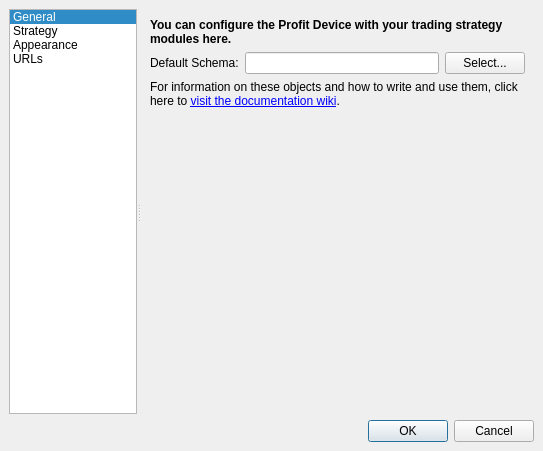
First picture: the form in profit/widgets/ui_settingsdialog.ui, repository hpsilva/profitpy, before the edit.
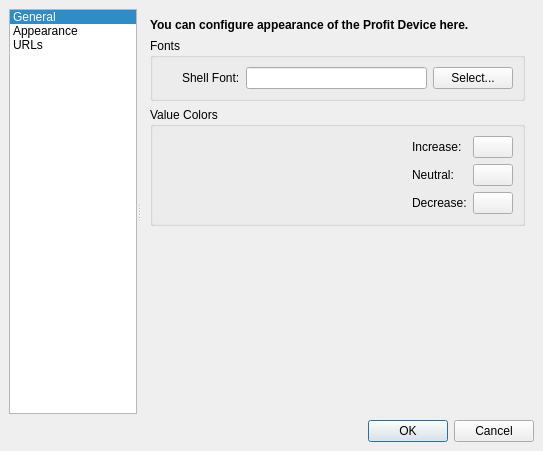
Second picture: the form after the edit. The open tabs and pages were chosen to show the change. Icons and pictures are not drawn.

Commit message:
Added messagetypeselect.py which is a refactoring of the widgets in the import export dialog; new ui and module used in collector display.
Work in progress on collector display.

Other minor updates.

The edit to the form file:
```diff
--- a/profit/widgets/ui_settingsdialog.ui
+++ b/profit/widgets/ui_settingsdialog.ui
@@ -29,9 +29,7 @@
      </property>
      <widget class="QListWidget" name="sectionList" >
       <property name="sizePolicy" >
-       <sizepolicy>
-        <hsizetype>1</hsizetype>
-        <vsizetype>7</vsizetype>
+       <sizepolicy vsizetype="Expanding" hsizetype="Minimum" >
         <horstretch>0</horstretch>
         <verstretch>0</verstretch>
        </sizepolicy>
@@ -77,15 +75,8 @@
         <string>General</string>
        </property>
        <property name="icon" >
-        <iconset resource="profit.qrc" >:/images/icons/kcontrol.png</iconset>
-       </property>
-      </item>
-      <item>
-       <property name="text" >
-        <string>Strategy</string>
-       </property>
-       <property name="icon" >
-        <iconset resource="profit.qrc" >:/images/icons/package_system.png</iconset>
+        <iconset resource="profit.qrc" >
+         <normaloff>:/images/icons/kcontrol.png</normaloff>:/images/icons/kcontrol.png</iconset>
        </property>
       </item>
       <item>
@@ -269,90 +260,16 @@
         </item>
        </layout>
       </widget>
-      <widget class="QWidget" name="strategyPage" >
-       <layout class="QVBoxLayout" >
-        <property name="margin" >
-         <number>9</number>
-        </property>
-        <property name="spacing" >
-         <number>6</number>
-        </property>
-        <item>
-         <widget class="QLabel" name="label" >
-          <property name="text" >
-           <string>&lt;html>&lt;head>&lt;meta name="qrichtext" content="1" />&lt;style type="text/css">
-p, li { white-space: pre-wrap; }
-&lt;/style>&lt;/head>&lt;body style=" font-family:'Sans Serif'; font-size:9pt; font-weight:400; font-style:normal; text-decoration:none;">
-&lt;p style=" margin-top:0px; margin-bottom:0px; margin-left:0px; margin-right:0px; -qt-block-indent:0; text-indent:0px;">&lt;span style=" font-weight:600;">You can configure the Profit Device with your trading strategy modules here.&lt;/span>&lt;/p>&lt;/body>&lt;/html></string>
-          </property>
-          <property name="wordWrap" >
-           <bool>true</bool>
-          </property>
-         </widget>
-        </item>
-        <item>
-         <layout class="QHBoxLayout" >
-          <property name="margin" >
-           <number>0</number>
-          </property>
-          <property name="spacing" >
-           <number>6</number>
-          </property>
-          <item>
-           <widget class="QLabel" name="label" >
-            <property name="text" >
-             <string>Default Schema:</string>
-            </property>
-           </widget>
-          </item>
-          <item>
-           <widget class="QLineEdit" name="strategySchema" />
-          </item>
-          <item>
-           <widget class="QPushButton" name="selectStrategySchema" >
-            <property name="text" >
-             <string>Select...</string>
-            </property>
-           </widget>
-          </item>
-         </layout>
-        </item>
-        <item>
-         <widget class="QLabel" name="label" >
-          <property name="text" >
-           <string>For information on these objects and how to write and use them, click here to &lt;a href="http://code.google.com/p/profitpy/w/list">visit the documentation wiki&lt;/a>.</string>
-          </property>
-          <property name="textFormat" >
-           <enum>Qt::RichText</enum>
-          </property>
-          <property name="wordWrap" >
-           <bool>true</bool>
-          </property>
-          <property name="openExternalLinks" >
-           <bool>true</bool>
-          </property>
-         </widget>
-        </item>
-        <item>
-         <spacer>
-          <property name="orientation" >
-           <enum>Qt::Vertical</enum>
-          </property>
-          <property name="sizeHint" >
-           <size>
-            <width>20</width>
-            <height>40</height>
-           </size>
-          </property>
-         </spacer>
-        </item>
-       </layout>
-      </widget>
       <widget class="QWidget" name="appearancePage" >
+       <property name="geometry" >
+        <rect>
+         <x>0</x>
+         <y>0</y>
+         <width>393</width>
+         <height>401</height>
+        </rect>
+       </property>
        <layout class="QVBoxLayout" >
-        <property name="margin" >
-         <number>9</number>
-        </property>
         <property name="spacing" >
          <number>6</number>
         </property>
@@ -384,6 +301,9 @@
            <property name="spacing" >
             <number>6</number>
            </property>
+           <property name="margin" >
+            <number>9</number>
+           </property>
            <item>
             <layout class="QHBoxLayout" >
              <property name="margin" >
@@ -392,12 +312,15 @@
              <property name="spacing" >
               <number>6</number>
              </property>
+             <property name="margin" >
+              <number>0</number>
+             </property>
              <item>
               <spacer>
                <property name="orientation" >
                 <enum>Qt::Horizontal</enum>
                </property>
-               <property name="sizeHint" >
+               <property name="sizeHint" stdset="0" >
                 <size>
                  <width>20</width>
                  <height>20</height>
@@ -415,9 +338,7 @@
              <item>
               <widget class="QLineEdit" name="shellFont" >
                <property name="sizePolicy" >
-                <sizepolicy>
-                 <hsizetype>7</hsizetype>
-                 <vsizetype>0</vsizetype>
+                <sizepolicy vsizetype="Fixed" hsizetype="Expanding" >
                  <horstretch>1</horstretch>
                  <verstretch>0</verstretch>
                 </sizepolicy>
@@ -462,7 +383,7 @@
              <property name="orientation" >
               <enum>Qt::Horizontal</enum>
              </property>
-             <property name="sizeHint" >
+             <property name="sizeHint" stdset="0" >
               <size>
                <width>161</width>
                <height>20</height>
@@ -533,7 +454,7 @@
           <property name="orientation" >
            <enum>Qt::Vertical</enum>
           </property>
-          <property name="sizeHint" >
+          <property name="sizeHint" stdset="0" >
            <size>
             <width>20</width>
             <height>41</height>
```
Left out of the diff: 120 changed lines with no effect on the pictures. The commit also changes 14 other files.
